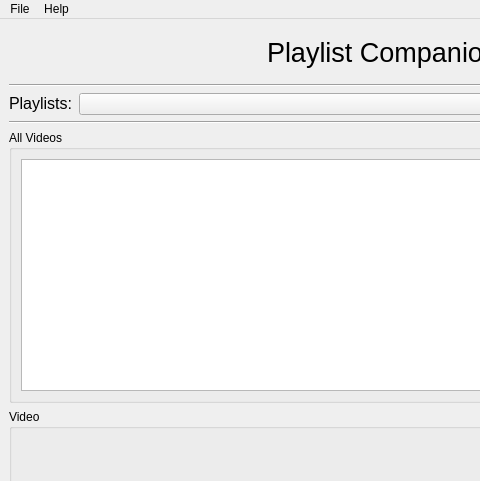
The window that src/PlaylistCompanion/mainwindow.ui (KaziRifatMorshed/Playlist-Companion) describes before a commit, drawn with Qt 5; both pictures show x 0 to 480 and y 0 to 481 of the 839 by 762 pixel window.
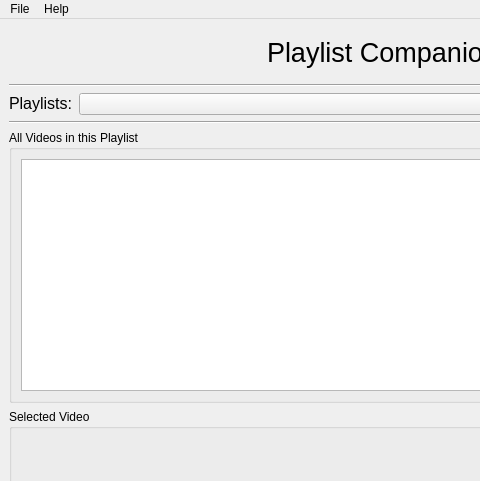
The same window after the commit. Icons and pictures are not drawn.

```diff
--- a/src/PlaylistCompanion/mainwindow.ui
+++ b/src/PlaylistCompanion/mainwindow.ui
@@ -204,7 +204,7 @@
     <item>
      <widget class="QGroupBox" name="allVideos_groupBox">
       <property name="title">
-       <string>All Videos</string>
+       <string>All Videos in this Playlist</string>
       </property>
       <layout class="QVBoxLayout" name="verticalLayout_3">
        <item>
@@ -226,7 +226,7 @@
     <item>
      <widget class="QGroupBox" name="videoGroupBox">
       <property name="title">
-       <string>Video</string>
+       <string>Selected Video</string>
       </property>
       <layout class="QHBoxLayout" name="horizontalLayout_9" stretch="2,0,1">
        <item>
```
